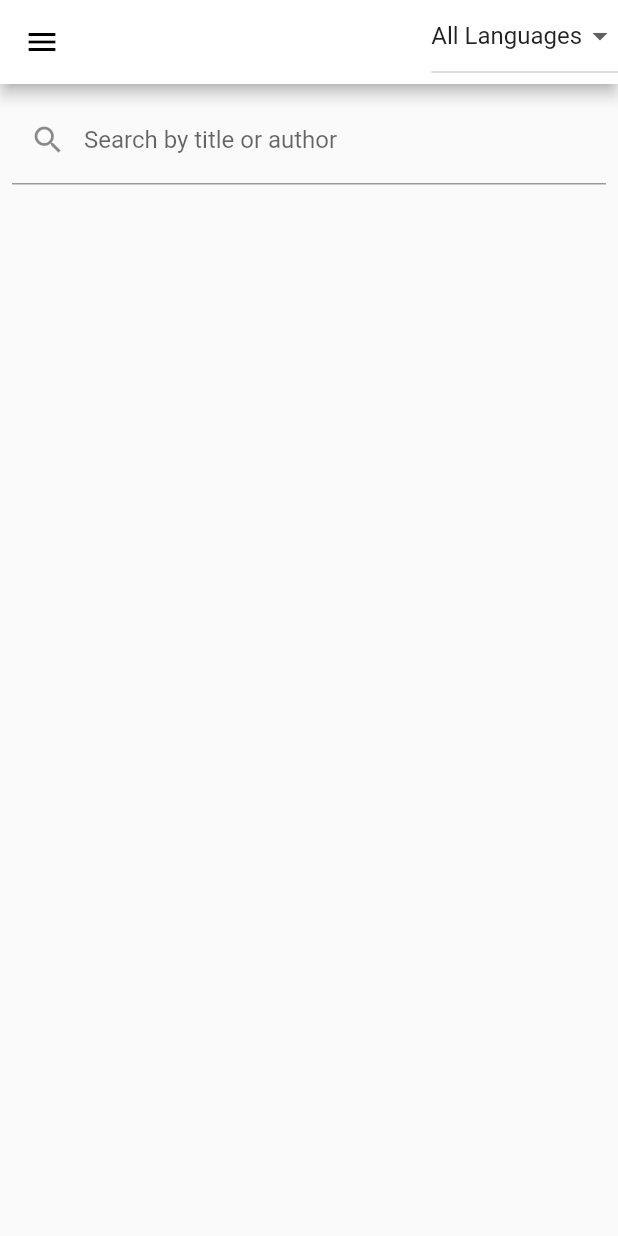
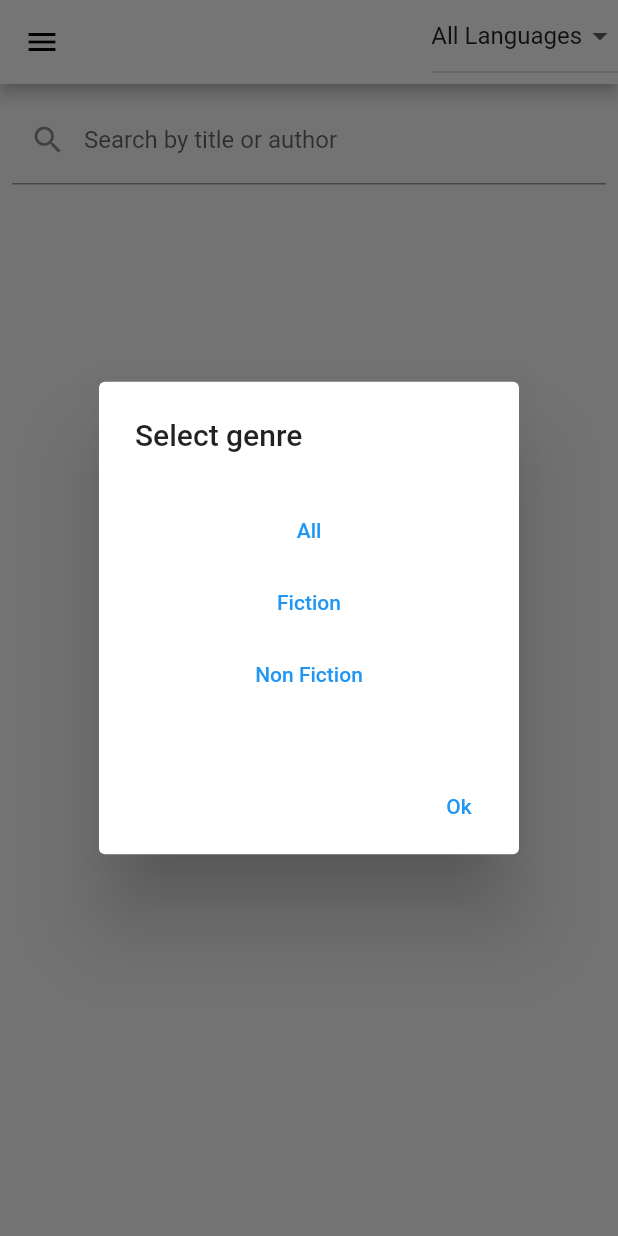
Before and after one commit to Praveen-prav/Library-app, a Flutter app: the screen it shows after launch, after a tap on the "menu" icon, after a tap on "Categories", on a phone screen of 412 x 824 dp. Run offline on Flutter 3.47's test engine with Material 2 defaults, Android fonts, the light colour scheme and no system bars; network calls fail.

Commit message:
working category option

```diff
--- a/lib_app/lib/BooksListScreen.dart
+++ b/lib_app/lib/BooksListScreen.dart
@@ -57,8 +57,8 @@ class _BooksListScreenState extends State<BooksListScreen> {
     // Disable certificate verification
     HttpOverrides.global = MyHttpOverrides();
 
-    final response =
-        await http.get(Uri.parse('https://library-backend-serv.onrender.com//books'));
+    final response = await http
+        .get(Uri.parse('https://library-backend-serv.onrender.com//books'));
     if (response.statusCode == 200) {
       final List<dynamic> data = jsonDecode(response.body);
       setState(() {
@@ -177,7 +177,46 @@ class _BooksListScreenState extends State<BooksListScreen> {
             ListTile(
               title: const Text('Categories'),
               onTap: () {
-                Navigator.pop(context);
+                Navigator.pop(context, 'ok');
+                showDialog(
+                    context: context,
+                    builder: (BuildContext context) {
+                      return AlertDialog(
+                        scrollable: true,
+                        title: const Text('Select genre'),
+                        content: Padding(
+                          padding: const EdgeInsets.all(8),
+                          child: Column(
+                            children: [
+                              TextButton(
+                                  onPressed: () {
+                                    selectedGenre = 'All';
+                                  },
+
+                                  child: const Text('All'),),
+                              TextButton(
+                                  onPressed: () {
+                                    selectedGenre = 'Fiction';
+                                  },
+                                  child: const Text('Fiction'),),
+                              TextButton(
+                                  onPressed: () {
+                                    selectedGenre = 'Non Fiction';
+                                  },
+                                  child: const Text('Non Fiction')),
+                            ],
+                          ),
+                        ),
+                        actions: [
+                          TextButton(
+                              onPressed: () {
+                                filterBooksByGenre(selectedGenre);
+                                Navigator.pop(context, 'ok');
+                              },
+                              child: const Text('Ok'))
+                        ],
+                      );
+                    });
               },
             ),
             ListTile(
```
Also changed, not shown: lib_app/lib/BookDetailsScreen.dart (+35 -17 lines).
